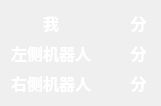
This is Landlords/scorepanel.ui in dianxiap/Landlords as Qt 5 draws it before an edit. The edited form follows.
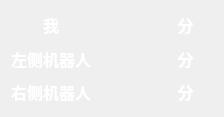
This is the edited form.

Diff of the .ui file:
```diff
--- a/Landlords/scorepanel.ui
+++ b/Landlords/scorepanel.ui
@@ -6,8 +6,8 @@
    <rect>
     <x>0</x>
     <y>0</y>
-    <width>161</width>
-    <height>96</height>
+    <width>224</width>
+    <height>117</height>
    </rect>
   </property>
   <property name="windowTitle">
@@ -20,6 +20,7 @@
       <font>
        <family>微软雅黑</family>
        <pointsize>12</pointsize>
+       <weight>75</weight>
        <bold>true</bold>
       </font>
      </property>
@@ -40,6 +41,7 @@
       <font>
        <family>微软雅黑</family>
        <pointsize>12</pointsize>
+       <weight>75</weight>
        <bold>true</bold>
       </font>
      </property>
@@ -60,6 +62,7 @@
       <font>
        <family>微软雅黑</family>
        <pointsize>12</pointsize>
+       <weight>75</weight>
        <bold>true</bold>
       </font>
      </property>
@@ -80,6 +83,7 @@
       <font>
        <family>微软雅黑</family>
        <pointsize>12</pointsize>
+       <weight>75</weight>
        <bold>true</bold>
       </font>
      </property>
@@ -100,6 +104,7 @@
       <font>
        <family>微软雅黑</family>
        <pointsize>12</pointsize>
+       <weight>75</weight>
        <bold>true</bold>
       </font>
      </property>
@@ -120,6 +125,7 @@
       <font>
        <family>微软雅黑</family>
        <pointsize>12</pointsize>
+       <weight>75</weight>
        <bold>true</bold>
       </font>
      </property>
@@ -140,6 +146,7 @@
       <font>
        <family>微软雅黑</family>
        <pointsize>12</pointsize>
+       <weight>75</weight>
        <bold>true</bold>
       </font>
      </property>
@@ -160,6 +167,7 @@
       <font>
        <family>微软雅黑</family>
        <pointsize>12</pointsize>
+       <weight>75</weight>
        <bold>true</bold>
       </font>
      </property>
@@ -180,6 +188,7 @@
       <font>
        <family>微软雅黑</family>
        <pointsize>12</pointsize>
+       <weight>75</weight>
        <bold>true</bold>
       </font>
      </property>
```
